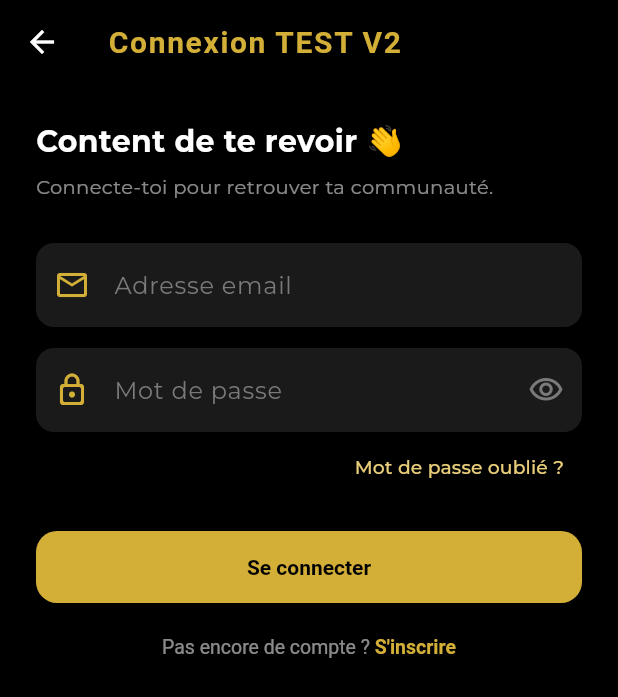
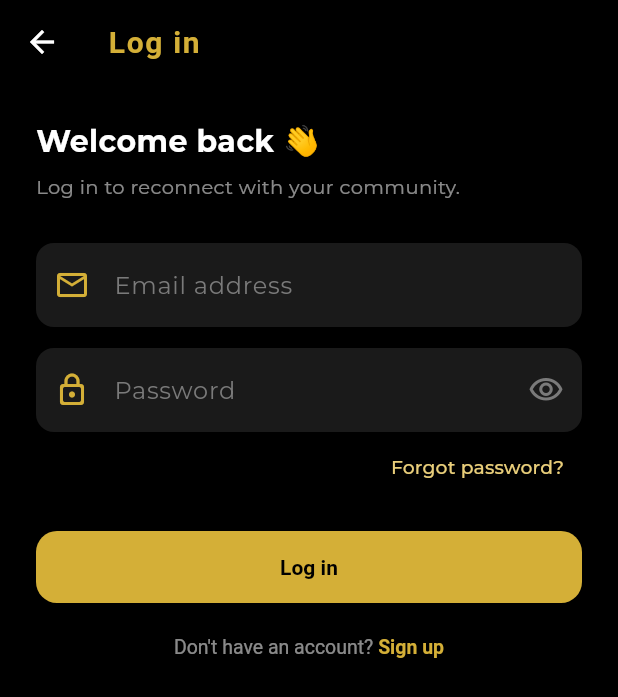
Before and after one commit to muhetoedengrace371240-prog/CLAUDE, a Flutter app: the screen it shows after launch, after a tap on "Log in", on a phone screen of 412 x 824 dp. Shown: the top 697 px of the screen. Run offline on Flutter 3.47's test engine with Material 3 defaults, Android fonts, the phone set to English and light mode, and no system bars; our stand-ins replace cached_network_image, camera, cloud_firestore, firebase_auth, firebase_core, firebase_messaging and 7 more; missing offline and left inert: video_thumbnail; accounts and stored records are empty.

Commit message:
Ecrans Connexion et Inscription traduits dans les 4 langues

```diff
--- a/assets/lang/en.json
+++ b/assets/lang/en.json
@@ -29,6 +29,8 @@
   "auth.registerTitle": "Sign up",
   "auth.loginSubtitle": "Log in to reconnect with your community.",
   "auth.registerSubtitle": "Create your account and share your voice.",
+  "auth.loginGreeting": "Welcome back 👋",
+  "auth.registerGreeting": "Join the MUHETO community 🎉",
   "feed.forYou": "For You",
   "feed.following": "Following",
   "feed.trending": "Trending",
--- a/assets/lang/fr.json
+++ b/assets/lang/fr.json
@@ -29,6 +29,7 @@
   "auth.registerTitle": "Inscription",
   "auth.loginSubtitle": "Connecte-toi pour retrouver ta communauté.",
   "auth.registerSubtitle": "Crée ton compte et partage ta voix.",
+  "auth.loginGreeting": "Content de te revoir 👋",
   "feed.forYou": "Pour Toi",
   "feed.following": "Abonnements",
   "feed.trending": "Tendances",
--- a/assets/lang/rn.json
+++ b/assets/lang/rn.json
@@ -29,6 +29,8 @@
   "auth.registerTitle": "Iyandikishe",
   "auth.loginSubtitle": "Injira kugira wongere uhure n'abagenzi bawe.",
   "auth.registerSubtitle": "Fungura konte yawe kandi usangire ijwi ryawe.",
+  "auth.loginGreeting": "Ni akaza wongera 👋",
+  "auth.registerGreeting": "Injira mu muryango wa MUHETO 🎉",
   "feed.forYou": "Kuri wewe",
   "feed.following": "Nkurikira",
   "feed.trending": "Bikunzwe",
--- a/assets/lang/sw.json
+++ b/assets/lang/sw.json
@@ -29,6 +29,8 @@
   "auth.registerTitle": "Jisajili",
   "auth.loginSubtitle": "Ingia ili kuungana na jamii yako.",
   "auth.registerSubtitle": "Unda akaunti yako na ushiriki sauti yako.",
+  "auth.loginGreeting": "Karibu tena 👋",
+  "auth.registerGreeting": "Jiunge na jamii ya MUHETO 🎉",
   "feed.forYou": "Kwa Ajili Yako",
   "feed.following": "Ninaofuata",
   "feed.trending": "Yanayovuma",
--- a/lib/features/auth/login_screen.dart
+++ b/lib/features/auth/login_screen.dart
@@ -1,5 +1,6 @@
 import 'package:flutter/material.dart';
 
+import '../../core/localization/app_localizations.dart';
 import '../../core/navigation/app_routes.dart';
 import '../../core/theme/app_theme.dart';
 import '../../services/auth_service.dart';
@@ -87,9 +88,11 @@ class _LoginScreenState extends State<LoginScreen> {
 
   @override
   Widget build(BuildContext context) {
+    final loc = AppLocalizations.of(context);
+
     return Scaffold(
       backgroundColor: AppColors.black,
-      appBar: AppBar(title: const Text('Connexion TEST V2')),
+      appBar: AppBar(title: Text(loc.t('auth.loginTitle'))),
       body: SafeArea(
         child: SingleChildScrollView(
           padding: const EdgeInsets.all(24),
@@ -98,23 +101,23 @@ class _LoginScreenState extends State<LoginScreen> {
             child: Column(
               crossAxisAlignment: CrossAxisAlignment.start,
               children: [
-                const Text(
-                  'Content de te revoir 👋',
-                  style: TextStyle(color: Colors.white, fontSize: 20, fontWeight: FontWeight.w700),
+                Text(
+                  loc.t('auth.loginGreeting'),
+                  style: const TextStyle(color: Colors.white, fontSize: 20, fontWeight: FontWeight.w700),
                 ),
                 const SizedBox(height: 6),
-                const Text(
-                  'Connecte-toi pour retrouver ta communauté.',
-                  style: TextStyle(color: Colors.white54, fontSize: 13),
+                Text(
+                  loc.t('auth.loginSubtitle'),
+                  style: const TextStyle(color: Colors.white54, fontSize: 13),
                 ),
                 const SizedBox(height: 28),
                 TextFormField(
                   controller: _emailController,
                   keyboardType: TextInputType.emailAddress,
                   style: const TextStyle(color: Colors.white),
-                  decoration: const InputDecoration(
-                    hintText: 'Adresse email',
-                    prefixIcon: Icon(Icons.email_outlined, color: AppColors.gold),
+                  decoration: InputDecoration(
+                    hintText: loc.t('auth.email'),
+                    prefixIcon: const Icon(Icons.email_outlined, color: AppColors.gold),
                   ),
                   validator: (value) {
                     if (value == null || value.trim().isEmpty) return 'Email requis.';
@@ -128,7 +131,7 @@ class _LoginScreenState extends State<LoginScreen> {
                   obscureText: _obscurePassword,
                   style: const TextStyle(color: Colors.white),
                   decoration: InputDecoration(
-                    hintText: 'Mot de passe',
+                    hintText: loc.t('auth.password'),
                     prefixIcon: const Icon(Icons.lock_outline_rounded, color: AppColors.gold),
                     suffixIcon: IconButton(
                       icon: Icon(
@@ -147,9 +150,9 @@ class _LoginScreenState extends State<LoginScreen> {
                   alignment: Alignment.centerRight,
                   child: TextButton(
                     onPressed: _isLoading ? null : _forgotPassword,
-                    child: const Text(
-                      'Mot de passe oublié ?',
-                      style: TextStyle(color: AppColors.goldLight, fontSize: 12.5),
+                    child: Text(
+                      loc.t('auth.forgotPassword'),
+                      style: const TextStyle(color: AppColors.goldLight, fontSize: 12.5),
                     ),
                   ),
                 ),
@@ -158,7 +161,7 @@ class _LoginScreenState extends State<LoginScreen> {
                   Text(_errorMessage!, style: const TextStyle(color: AppColors.error, fontSize: 13)),
                 ],
                 const SizedBox(height: 18),
-                                SizedBox(
+                SizedBox(
                   width: double.infinity,
                   child: ElevatedButton(
                     onPressed: _isLoading ? null : _submit,
@@ -168,7 +171,7 @@ class _LoginScreenState extends State<LoginScreen> {
                             width: 20,
                             child: CircularProgressIndicator(strokeWidth: 2.4, color: AppColors.black),
                           )
-                        : const Text('Se connecter', textAlign: TextAlign.center),
+                        : Text(loc.t('auth.login'), textAlign: TextAlign.center),
                   ),
                 ),
                 const SizedBox(height: 22),
@@ -178,13 +181,13 @@ class _LoginScreenState extends State<LoginScreen> {
                         ? null
                         : () => Navigator.of(context).pushReplacementNamed(AppRoutes.register),
                     child: RichText(
-                      text: const TextSpan(
-                        style: TextStyle(color: Colors.white54, fontSize: 13),
+                      text: TextSpan(
+                        style: const TextStyle(color: Colors.white54, fontSize: 13),
                         children: [
-                          TextSpan(text: "Pas encore de compte ? "),
+                          TextSpan(text: "${loc.t('auth.noAccount')} "),
                           TextSpan(
-                            text: "S'inscrire",
-                            style: TextStyle(color: AppColors.gold, fontWeight: FontWeight.w700),
+                            text: loc.t('auth.register'),
+                            style: const TextStyle(color: AppColors.gold, fontWeight: FontWeight.w700),
                           ),
                         ],
                       ),
```
Also changed, not shown: lib/features/auth/register_screen.dart (+27 -24 lines).
